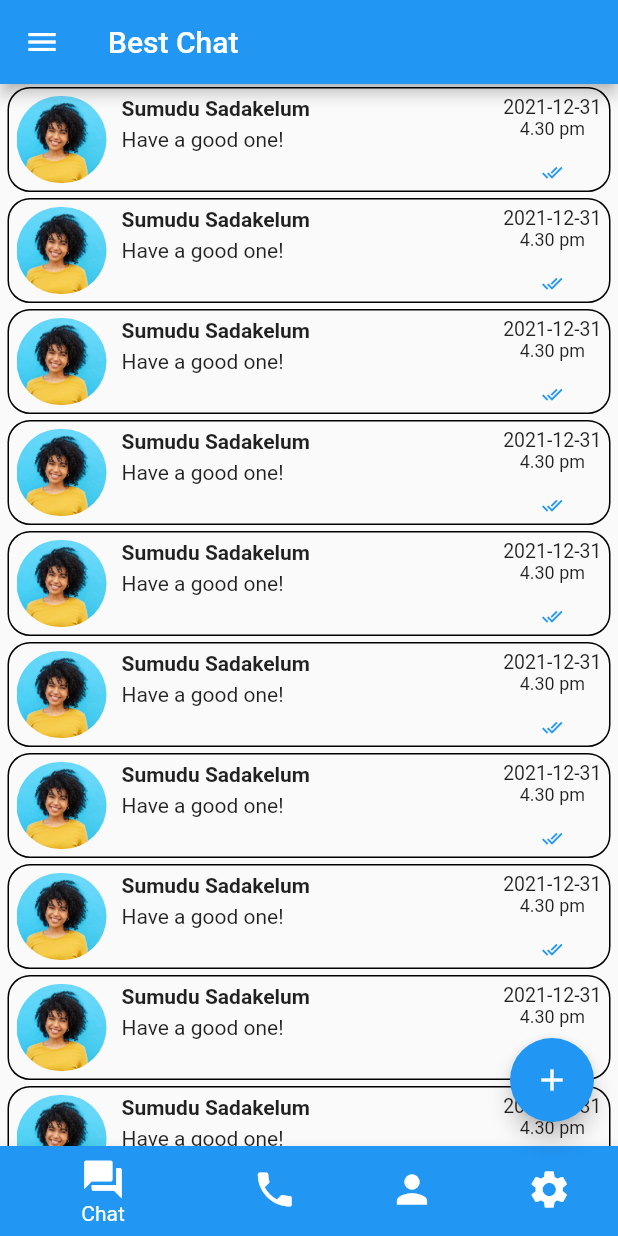
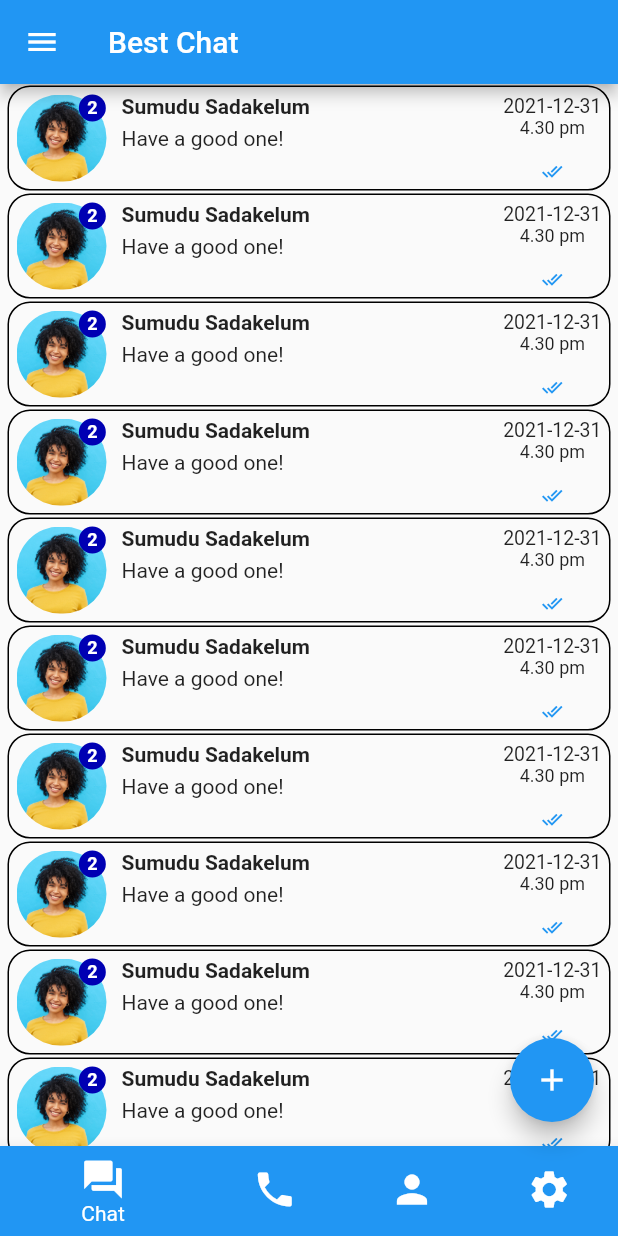
Before and after one commit to nadeeshapathiraja/flutter_chat, a Flutter app: the screen it shows after launch, on a phone screen of 412 x 824 dp. Run offline on Flutter 3.47's test engine with Material 2 defaults, Android fonts, the light colour scheme and no system bars; our stand-ins replace animate_do, carousel_slider, intl_phone_number_input.

Commit message:
done chat UI view and add parts

```diff
--- a/lib/main_pages/chat_page/chat_page.dart
+++ b/lib/main_pages/chat_page/chat_page.dart
@@ -1,4 +1,3 @@
-import 'package:chat_app_flutter/components/custom_image.dart';
 import 'package:chat_app_flutter/components/custom_text.dart';
 import 'package:chat_app_flutter/utils/app_colors.dart';
 import 'package:chat_app_flutter/utils/constants.dart';
@@ -31,14 +30,18 @@ class ChatTileSetion extends StatelessWidget {
 
   @override
   Widget build(BuildContext context) {
-    return Container(
-      padding: EdgeInsets.symmetric(horizontal: 5, vertical: 2),
+    return GestureDetector(
+      onTap: () {},
+      child: Container(
+        padding: const EdgeInsets.symmetric(horizontal: 5, vertical: 1),
         child: Container(
           width: double.infinity,
           height: 70,
           child: Padding(
             padding: const EdgeInsets.all(5.0),
             child: Row(
+              children: [
+                Stack(
                   children: [
                     ClipRRect(
                       borderRadius: BorderRadius.circular(1000.0),
@@ -48,6 +51,25 @@ class ChatTileSetion extends StatelessWidget {
                         height: 60,
                         fit: BoxFit.cover,
                       ),
+                    ),
+                    Positioned(
+                      top: 0,
+                      right: 0,
+                      child: Container(
+                        padding: const EdgeInsets.symmetric(
+                            horizontal: 6, vertical: 2),
+                        decoration: const BoxDecoration(
+                            shape: BoxShape.circle, color: kDarkBluelack),
+                        alignment: Alignment.center,
+                        child: CustomText(
+                          text: "2",
+                          color: kwhite,
+                          fontSize: 12,
+                          fontWeight: FontWeight.bold,
+                        ),
+                      ),
+                    )
+                  ],
                 ),
                 Expanded(
                   child: Padding(
@@ -102,6 +124,7 @@ class ChatTileSetion extends StatelessWidget {
             borderRadius: BorderRadius.circular(15),
           ),
         ),
+      ),
     );
   }
 }
--- a/lib/utils/app_colors.dart
+++ b/lib/utils/app_colors.dart
@@ -3,4 +3,6 @@ import 'package:flutter/material.dart';
 const kwhite = Colors.white;
 const kblue = Colors.blue;
 const kBlack = Colors.black;
+const kRed = Colors.red;
+const kDarkBluelack = Color(0xff0000b3);
 const kgreen = Color(0xff6DC54A);
```
Lines whose indentation alone changed are shown as unchanged.
